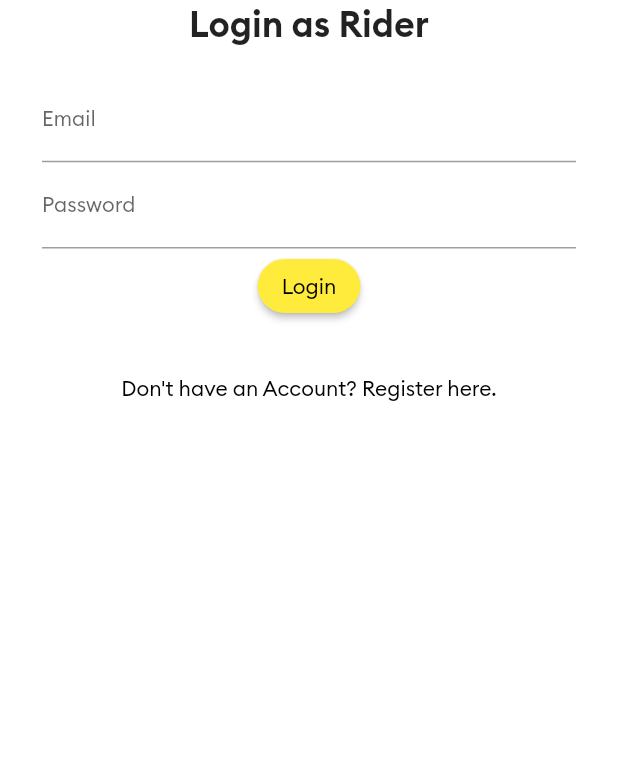
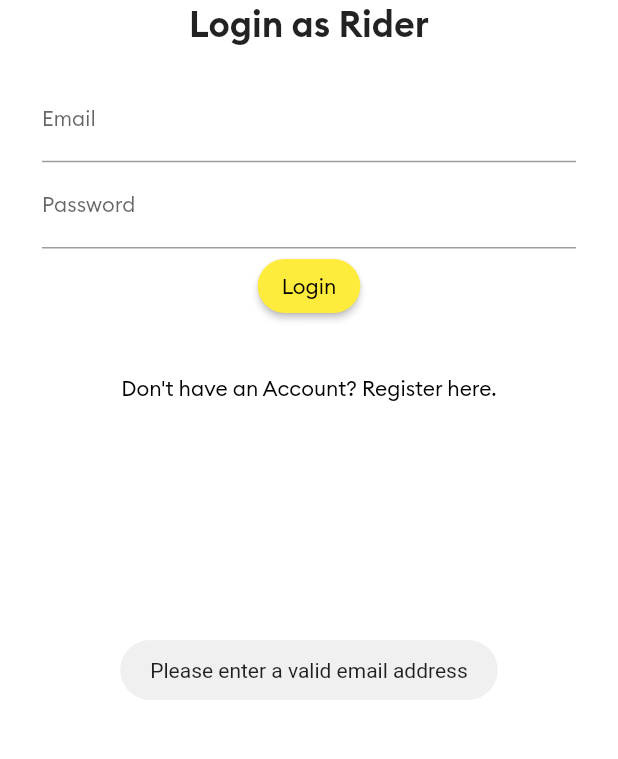
Before and after one commit to baljeetjangra/flutter_uber_clone_rider_app, a Flutter app: the screen it shows after launch, after a tap on "Login", on a phone screen of 412 x 824 dp, the part 440-1199 px from its top. Run offline on Flutter 3.47's test engine with Material 2 defaults, Android fonts, the phone set to English and light mode, and no system bars; our stand-ins replace firebase_auth, firebase_core, firebase_database, fluttertoast; accounts and stored records are empty.

Commit message:
login functionality added

```diff
--- a/lib/Screens/LoginScreen.dart
+++ b/lib/Screens/LoginScreen.dart
@@ -1,10 +1,16 @@
+import 'package:firebase_auth/firebase_auth.dart';
+import 'package:firebase_database/firebase_database.dart';
 import 'package:flutter/material.dart';
+import 'package:flutter_projects/Screens/MainScreen.dart';
 import 'package:flutter_projects/Screens/RegistrationScreen.dart';
+import 'package:flutter_projects/main.dart';
+import 'package:fluttertoast/fluttertoast.dart';
 
 class LoginScreen extends StatelessWidget {
-  const LoginScreen({Key? key}) : super(key: key);
+  static const String idScreen = "login";
 
-  static const String idScreen = "login";
+  TextEditingController emailTextEditingController = TextEditingController();
+  TextEditingController passwordTextEditingController = TextEditingController();
 
   @override
   Widget build(BuildContext context) {
@@ -15,78 +21,97 @@ class LoginScreen extends StatelessWidget {
           padding: EdgeInsets.all(8.0),
           child: Column(
             children: [
-              SizedBox(height: 35.0,),
-              Image(image:AssetImage("images/logo.png"),
-              width: 390, height: 250, alignment: Alignment.center,
+              SizedBox(
+                height: 35.0,
               ),
-              SizedBox(height: 1,),
-              Text("Login as Rider",
+              Image(
+                image: AssetImage("images/logo.png"),
+                width: 390,
+                height: 250,
+                alignment: Alignment.center,
+              ),
+              SizedBox(
+                height: 1,
+              ),
+              Text(
+                "Login as Rider",
                 style: TextStyle(fontSize: 24, fontFamily: "Brand Bold"),
                 textAlign: TextAlign.center,
               ),
-              Padding(padding: EdgeInsets.all(20),
+              Padding(
+                padding: EdgeInsets.all(20),
                 child: Column(
                   children: [
-                  SizedBox(height: 1,),
+                    SizedBox(
+                      height: 1,
+                    ),
                     TextField(
+                      controller: emailTextEditingController,
                       keyboardType: TextInputType.emailAddress,
                       decoration: InputDecoration(
                           labelText: "Email",
-                        labelStyle: TextStyle(
-                            fontSize: 14
+                          labelStyle: TextStyle(fontSize: 14),
+                          hintStyle:
+                              TextStyle(color: Colors.grey, fontSize: 10)),
+                      style: TextStyle(fontSize: 14),
                     ),
-                        hintStyle: TextStyle(
-                            color: Colors.grey,
-                            fontSize: 10
-                        )
+                    SizedBox(
+                      height: 1,
                     ),
-                    style: TextStyle(
-                        fontSize: 14
-                    ),
-                  ),
-                  SizedBox(height: 1,),
                     TextField(
+                      controller: passwordTextEditingController,
                       obscureText: true,
                       decoration: InputDecoration(
                           labelText: "Password",
-                        labelStyle: TextStyle(
-                            fontSize: 14
+                          labelStyle: TextStyle(fontSize: 14),
+                          hintStyle:
+                              TextStyle(color: Colors.grey, fontSize: 10)),
+                      style: TextStyle(fontSize: 14),
                     ),
-                        hintStyle: TextStyle(
-                            color: Colors.grey,
-                            fontSize: 10
-                        )
+                    SizedBox(
+                      height: 1,
                     ),
-                    style: TextStyle(
-                        fontSize: 14
-                    ),
-                  ),
-                  SizedBox(height: 1,),
-                  ElevatedButton(child: const Text('Login'),
-                    onPressed: (){
-                    print("login button clicked");
+                    ElevatedButton(
+                      child: const Text('Login'),
+                      onPressed: () {
+                        if (!RegExp(
+                                r"^[a-zA-Z0-9.a-zA-Z0-9.!#$%&'*+-/=?^_`{|}~]+@[a-zA-Z0-9]+\.[a-zA-Z]+")
+                            .hasMatch(emailTextEditingController.text)) {
+                          displayMessage(
+                              "Please enter a valid email address", context);
+                        } else if (passwordTextEditingController.text.length <
+                            6) {
+                          displayMessage(
+                              "Password must be at least 6 character long",
+                              context);
+                        } else {
+                          loginAuthenticateUser(context);
+                        }
                       },
                       style: ButtonStyle(
-                      backgroundColor: MaterialStateProperty.all<Color>(Colors.yellow),
-                      foregroundColor: MaterialStateProperty.all<Color>(Colors.black),
-                      shape: MaterialStateProperty.all<RoundedRectangleBorder>(
+                        backgroundColor:
+                            MaterialStateProperty.all<Color>(Colors.yellow),
+                        foregroundColor:
+                            MaterialStateProperty.all<Color>(Colors.black),
+                        shape:
+                            MaterialStateProperty.all<RoundedRectangleBorder>(
                                 RoundedRectangleBorder(
                           borderRadius: BorderRadius.circular(24),
-                        )
-                      ),
+                        )),
                       ),
                     )
-
                   ],
                 ),
               ),
-              TextButton(onPressed: (){
-                Navigator.pushNamedAndRemoveUntil(context, RegistrationScreen.idScreen, (route) => false);
-              }, child: Text(
-                "Don't have an Account? Register here."
-              ),
+              TextButton(
+                onPressed: () {
+                  Navigator.pushNamedAndRemoveUntil(
+                      context, RegistrationScreen.idScreen, (route) => false);
+                },
+                child: Text("Don't have an Account? Register here."),
                 style: ButtonStyle(
-                  foregroundColor: MaterialStateProperty.all<Color>(Colors.black),
+                  foregroundColor:
+                      MaterialStateProperty.all<Color>(Colors.black),
                 ),
               ),
             ],
@@ -95,4 +120,38 @@ class LoginScreen extends StatelessWidget {
       ),
     );
   }
+
+  final FirebaseAuth _firebaseAuth = FirebaseAuth.instance;
+
+  void loginAuthenticateUser(BuildContext context) async {
+    final firebaseUser = (await _firebaseAuth
+            .signInWithEmailAndPassword(
+                email: emailTextEditingController.text,
+                password: passwordTextEditingController.text)
+            .catchError((err) {
+      displayMessage("Error: " + err.toString(), context);
+    }))
+        .user;
+
+    if (firebaseUser != null) {
+      userRef.child(firebaseUser.uid).once().then((DataSnapshot snap) {
+        if (snap.value != null) {
+          Navigator.pushNamedAndRemoveUntil(
+              context, MainScreen.idScreen, (route) => false);
+          displayMessage('You are logged in now.', context);
+        } else {
+          _firebaseAuth.signOut();
+          displayMessage(
+              'No record exists for this user. Please create new account.',
+              context);
         }
+      });
+    } else {
+      displayMessage("New user account has not been created", context);
+    }
+  }
+
+  displayMessage(String msg, BuildContext context) {
+    Fluttertoast.showToast(msg: msg);
+  }
+}
```
Lines whose indentation alone changed are shown as unchanged.
